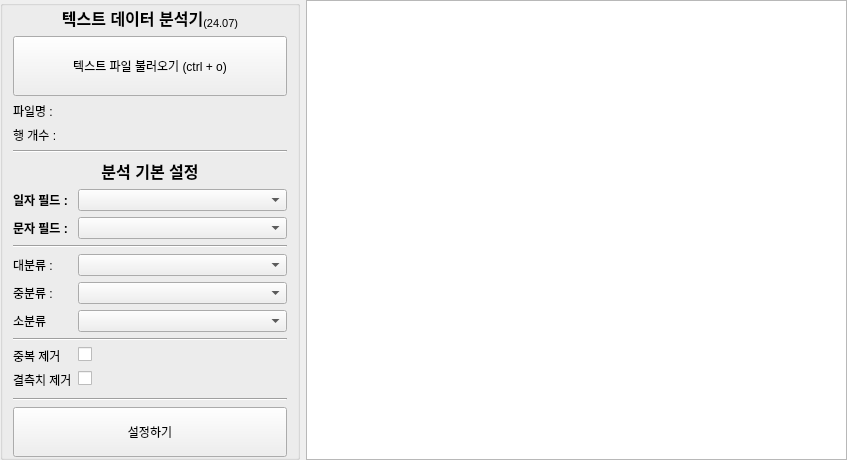
This is src/ui/FileInput.ui in suime/text_dash as Qt 5 draws it before an edit. The edited form follows.
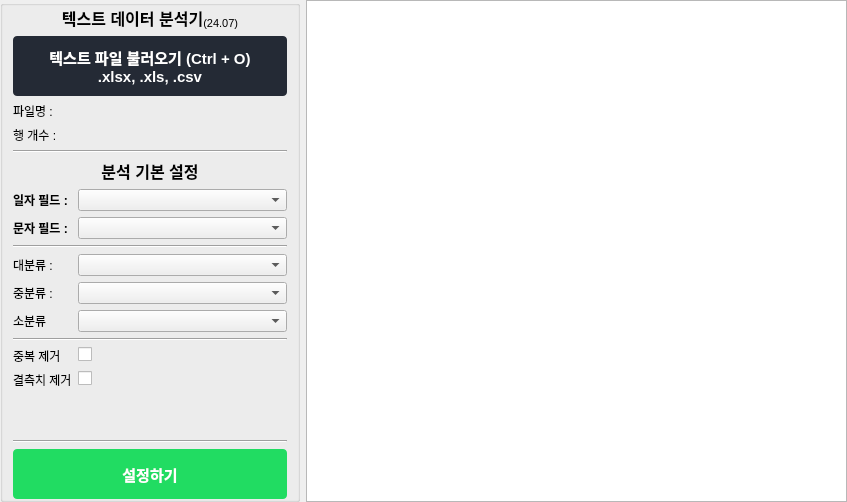
This is the edited form. Icons and pictures are not drawn.

What changed in the file:
```diff
--- a/src/ui/FileInput.ui
+++ b/src/ui/FileInput.ui
@@ -7,7 +7,7 @@
     <x>0</x>
     <y>0</y>
     <width>847</width>
-    <height>460</height>
+    <height>502</height>
    </rect>
   </property>
   <property name="windowTitle">
@@ -109,10 +109,17 @@
          <bool>false</bool>
         </property>
         <property name="styleSheet">
-         <string notr="true"/>
+         <string notr="true">font-size: 15px;
+font-weight: 600;
+border-radius: 4px;
+border-width: 0;
+background-color: #242a35;
+color: white;
+border: solid 1px #e8e8e82d;</string>
         </property>
         <property name="text">
-         <string>텍스트 파일 불러오기 (ctrl + o)</string>
+         <string>텍스트 파일 불러오기 (Ctrl + O)
+.xlsx, .xls, .csv</string>
         </property>
         <property name="icon">
          <iconset theme="QIcon::ThemeIcon::FolderVisiting"/>
@@ -291,6 +298,15 @@
           <height>50</height>
          </size>
         </property>
+        <property name="styleSheet">
+         <string notr="true">font-size: 15px;
+font-weight: 600;
+border-radius: 4px;
+border-width: 0;
+background-color: #21dc62;
+color: white;
+border: solid 1px #e8e8e82d;</string>
+        </property>
         <property name="text">
          <string>설정하기</string>
         </property>
```
